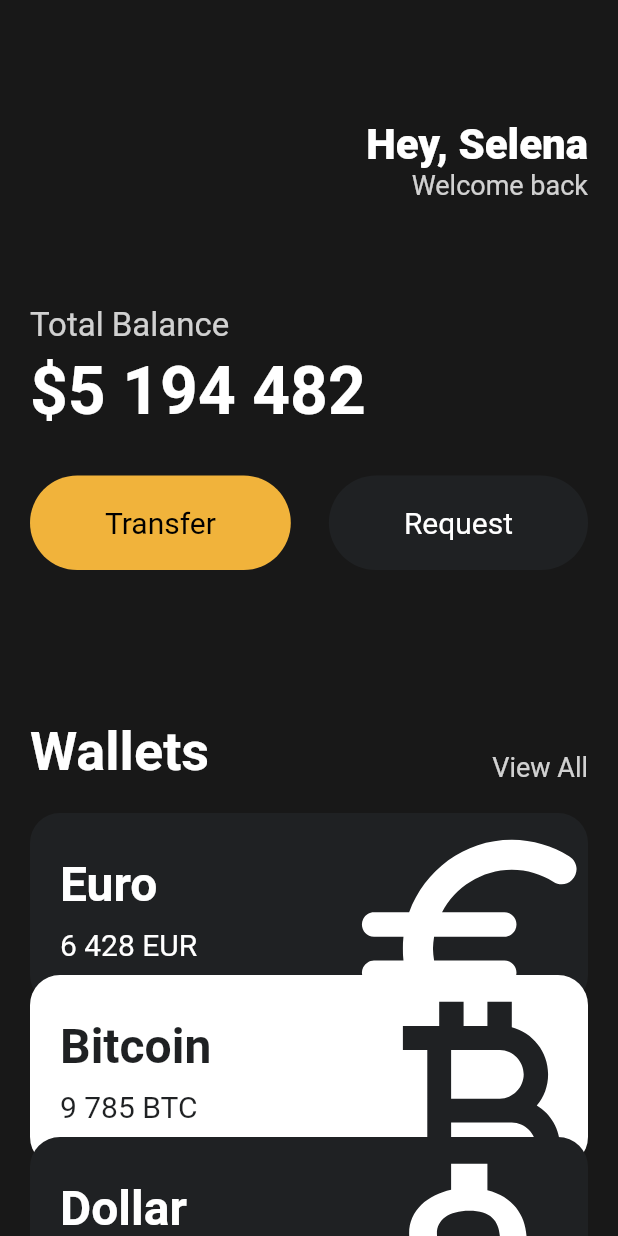
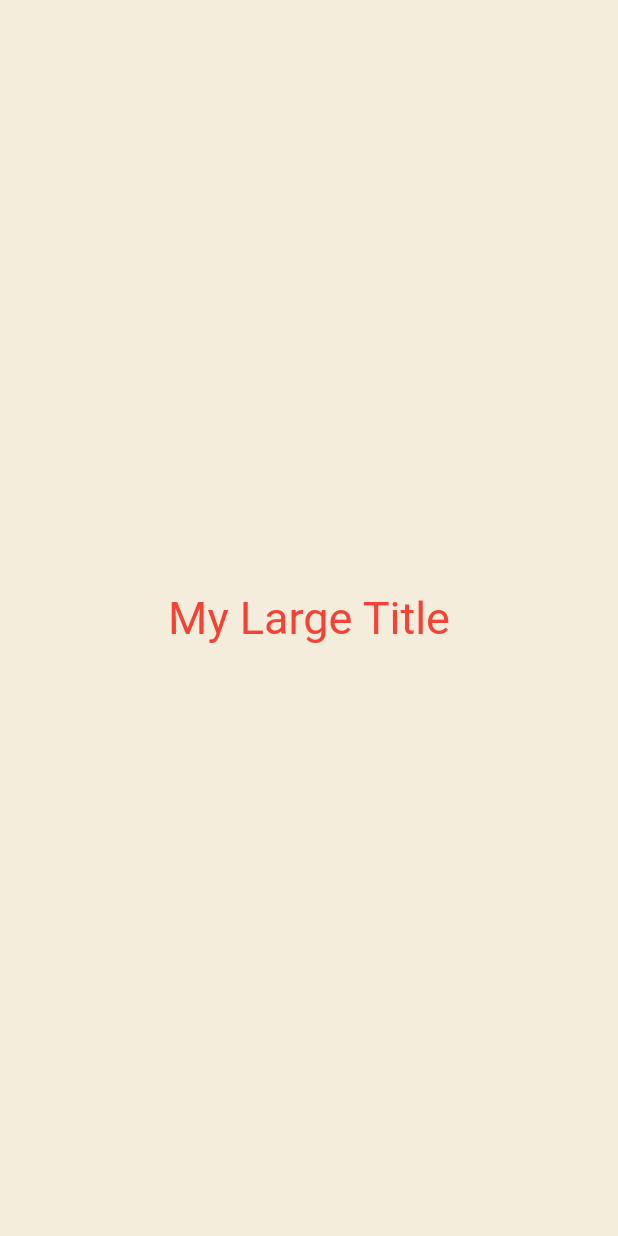
Before and after one commit to 2roum/flutter_webtoon, a Flutter app: the screen it shows after launch, on a phone screen of 412 x 824 dp. Run offline on Flutter 3.47's test engine with Material 2 defaults, Android fonts, the phone set to English and light mode, and no system bars.

Commit message:
:sparkles: build context 이용해서 title 설정
build context를 이용하여 상위 요소에 접근하여 색상을
설정함

```diff
--- a/lib/main.dart
+++ b/lib/main.dart
@@ -1,133 +1,46 @@
 import 'package:flutter/material.dart';
-import 'package:toonflix/widgets/button/button.dart';
-import 'package:toonflix/widgets/button/currency_card.dart';
 
 void main() {
   runApp(App());
 }
 
-class App extends StatelessWidget {
+class App extends StatefulWidget {
+  @override
+  State<App> createState() => _AppState();
+}
+
+class _AppState extends State<App> {
   @override
   Widget build(BuildContext context) {
     return MaterialApp(
+        theme: ThemeData(
+          textTheme: const TextTheme(
+            titleLarge: TextStyle(color: Colors.red),
+          ),
+        ),
         home: Scaffold(
-            backgroundColor: const Color(0xFF181818),
-            body: SingleChildScrollView(
-              child: Padding(
-                padding: const EdgeInsets.symmetric(horizontal: 20),
+            backgroundColor: const Color(0xFFF4EDDB),
+            body: Center(
                 child: Column(
-                  crossAxisAlignment: CrossAxisAlignment.start,
-                  children: [
-                    const SizedBox(
-                      height: 80,
-                    ),
-                    Row(mainAxisAlignment: MainAxisAlignment.end, children: [
-                      Column(
-                        crossAxisAlignment: CrossAxisAlignment.end,
-                        children: [
-                          const Text(
-                            'Hey, Selena',
-                            style: TextStyle(
-                                color: Colors.white,
-                                fontSize: 28,
-                                fontWeight: FontWeight.w800),
-                          ),
-                          Text(
-                            'Welcome back',
-                            style: TextStyle(
-                                color: Colors.white.withOpacity(0.8),
-                                fontSize: 18),
-                          ),
-                        ],
-                      ),
-                    ]),
-                    const SizedBox(
-                      height: 70,
-                    ),
-                    Text(
-                      'Total Balance',
-                      style: TextStyle(
-                          color: Colors.white.withOpacity(0.8), fontSize: 22),
-                    ),
-                    const SizedBox(
-                      height: 5,
-                    ),
-                    const Text(
-                      '\$5 194 482',
-                      style: TextStyle(
-                          color: Colors.white,
-                          fontSize: 44,
-                          fontWeight: FontWeight.w600),
-                    ),
-                    const SizedBox(
-                      height: 30,
-                    ),
-                    Row(
-                      mainAxisAlignment: MainAxisAlignment.spaceBetween,
-                      children: const [
-                        Button(
-                          text: 'Transfer',
-                          bgColor: Color(0xFFF1B33B),
-                          textColor: Colors.black,
-                        ),
-                        Button(
-                            text: 'Request',
-                            bgColor: Color(0xFF1F2123),
-                            textColor: Colors.white)
-                      ],
-                    ),
-                    const SizedBox(
-                      height: 100,
-                    ),
-                    Row(
-                      crossAxisAlignment: CrossAxisAlignment.end,
-                      mainAxisAlignment: MainAxisAlignment.spaceBetween,
-                      children: [
-                        const Text(
-                          'Wallets',
-                          style: TextStyle(
-                              color: Colors.white,
-                              fontSize: 36,
-                              fontWeight: FontWeight.w600),
-                        ),
-                        Text(
-                          'View All',
-                          style: TextStyle(
-                              color: Colors.white.withOpacity(0.8),
-                              fontSize: 18),
-                        )
-                      ],
-                    ),
-                    const SizedBox(
-                      height: 20,
-                    ),
-                    const CurrencyCard(
-                      name: 'Euro',
-                      code: 'EUR',
-                      amount: '6 428',
-                      icon: Icons.euro_rounded,
-                      isInverted: false,
-                      order: 0,
-                    ),
-                    const CurrencyCard(
-                      name: 'Bitcoin',
-                      code: 'BTC',
-                      amount: '9 785',
-                      icon: Icons.currency_bitcoin,
-                      isInverted: true,
-                      order: 1,
-                    ),
-                    const CurrencyCard(
-                      name: 'Dollar',
-                      code: 'USD',
-                      amount: '428',
-                      icon: Icons.attach_money_outlined,
-                      isInverted: false,
-                      order: 2,
-                    ),
-                  ],
-                ),
-              ),
-            )));
+              mainAxisAlignment: MainAxisAlignment.center,
+              children: [
+                MyLargeTitle(),
+              ],
+            ))));
   }
 }
+
+class MyLargeTitle extends StatelessWidget {
+  MyLargeTitle({
+    super.key,
+  });
+
+  @override
+  Widget build(BuildContext context) {
+    return Text(
+      'My Large Title',
+      style: TextStyle(
+          fontSize: 30, color: Theme.of(context).textTheme.titleLarge?.color),
+    );
+  }
+}
```
